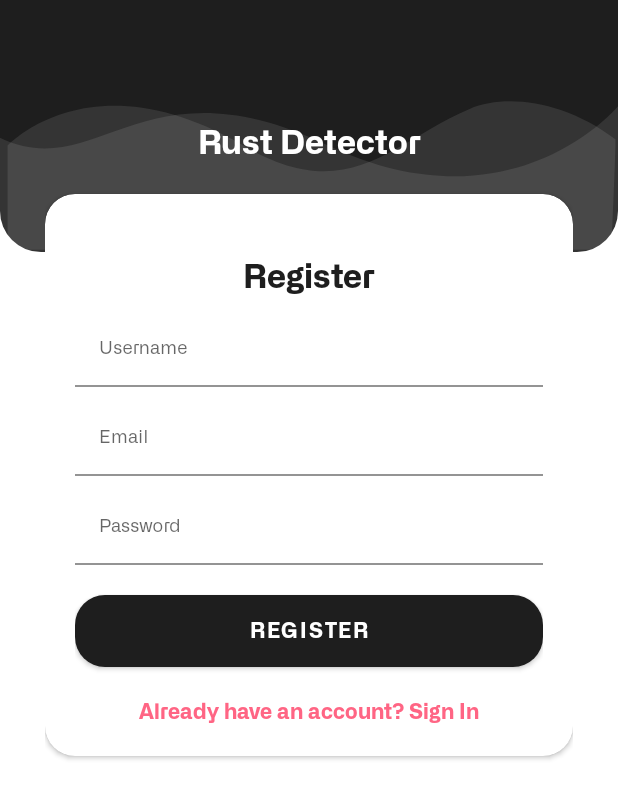
After one commit to windaangellina/RustDetector, an Android app: the RegisterActivity screen opened directly, with no data from a screen before it, on a phone screen of 412 x 824 dp. The commit adds this screen. Shown: the top 799 px of the screen. Run offline under Robolectric (Android 15) with nearby library versions, the phone set to English and light mode, and no system bars.

Commit message:
layout login register done

```diff
--- a/app/build.gradle
+++ b/app/build.gradle
@@ -77,4 +77,7 @@ dependencies {
     // When using the BoM, don't specify versions in Firebase dependencies
     implementation 'com.google.firebase:firebase-analytics-ktx'
 
+    // design support
+    implementation("androidx.cardview:cardview:1.0.0")
+
 }
--- a/app/src/main/AndroidManifest.xml
+++ b/app/src/main/AndroidManifest.xml
@@ -2,7 +2,7 @@
 <manifest xmlns:android="http://schemas.android.com/apk/res/android"
     package="com.capstone.rustdetector">
 
-    <uses-permission android:name="android.permission.INTERNET"/>
+    <uses-permission android:name="android.permission.INTERNET" />
 
     <application
         android:allowBackup="true"
@@ -11,9 +11,12 @@
         android:roundIcon="@mipmap/ic_logo"
         android:supportsRtl="true"
         android:theme="@style/Theme.RustDetector">
+        <activity android:name=".ui.auth.RegisterActivity" />
+        <activity android:name=".ui.auth.LoginActivity" />
         <activity android:name=".ui.splashscreen.SplashScreenActivity">
             <intent-filter>
                 <action android:name="android.intent.action.MAIN" />
+
                 <category android:name="android.intent.category.LAUNCHER" />
             </intent-filter>
         </activity>
--- /dev/null
+++ b/app/src/main/java/com/capstone/rustdetector/ui/auth/RegisterActivity.kt
@@ -0,0 +1,38 @@
+package com.capstone.rustdetector.ui.auth
+
+import android.content.Intent
+import androidx.appcompat.app.AppCompatActivity
+import android.os.Bundle
+import com.capstone.rustdetector.R
+import com.capstone.rustdetector.databinding.ActivityMainBinding
+import com.capstone.rustdetector.databinding.ActivityRegisterBinding
+
+class RegisterActivity : AppCompatActivity() {
+    // view binding
+    private var _binding : ActivityRegisterBinding? = null
+    private val binding get() = _binding!!
+
+    override fun onCreate(savedInstanceState: Bundle?) {
+        super.onCreate(savedInstanceState)
+
+        _binding = ActivityRegisterBinding.inflate(layoutInflater)
+        setContentView(_binding?.root)
+
+        setComponentEvents()
+    }
+
+    private fun setComponentEvents(){
+        binding.layoutRegister.textViewGoToLogin.setOnClickListener { goToLogin() }
+    }
+
+    private fun goToLogin(){
+        val loginIntent : Intent = Intent(applicationContext, LoginActivity::class.java)
+        startActivity(loginIntent)
+        finish()
+    }
+
+    override fun onDestroy() {
+        super.onDestroy()
+        _binding = null
+    }
+}
--- a/app/src/main/java/com/capstone/rustdetector/ui/splashscreen/SplashScreenActivity.kt
+++ b/app/src/main/java/com/capstone/rustdetector/ui/splashscreen/SplashScreenActivity.kt
@@ -7,6 +7,7 @@ import android.os.Handler
 import android.view.Window
 import com.capstone.rustdetector.ui.home.MainActivity
 import com.capstone.rustdetector.R
+import com.capstone.rustdetector.ui.auth.LoginActivity
 
 class SplashScreenActivity : AppCompatActivity() {
     override fun onCreate(savedInstanceState: Bundle?) {
@@ -18,7 +19,7 @@ class SplashScreenActivity : AppCompatActivity() {
 
         val handler = Handler(mainLooper)
         handler.postDelayed({
-            startActivity(Intent(applicationContext, MainActivity::class.java))
+            startActivity(Intent(applicationContext, LoginActivity::class.java))
             finish()
         }, 3000L) //3000 L = 3 detik
 
--- /dev/null
+++ b/app/src/main/res/drawable/ic_login_bk.xml
@@ -0,0 +1,17 @@
+<vector xmlns:android="http://schemas.android.com/apk/res/android"
+    android:width="425dp"
+    android:height="168dp"
+    android:viewportWidth="425.332"
+    android:viewportHeight="168.0">
+
+    <path
+        android:pathData="M425.33,70.78S352.76,155.62 225.1,96.65 67.19,123.13 0,91.84L0,166.44L425.33,166.44Z"
+        android:fillAlpha="0.1"
+        android:fillColor="#fff"
+        android:strokeAlpha="0.1"/>
+    <path
+        android:pathData="M5.22,97.18s57.02,-59.98 162.55,0c72.29,41.08 101.72,-2.45 155.4,-24.52 24.72,-10.16 64.44,-5.91 100.36,20.21 0.65,1.91 -2.77,75.13 -2.77,75.13L5.22,168Z"
+        android:fillColor="#fff"
+        android:strokeAlpha="0.1"
+        android:fillAlpha="0.1"/>
+</vector>
--- /dev/null
+++ b/app/src/main/res/drawable/login_shape_bk.xml
@@ -0,0 +1,16 @@
+<?xml version="1.0" encoding="utf-8"?>
+<shape xmlns:android="http://schemas.android.com/apk/res/android" android:shape="rectangle" >
+    <corners
+        android:bottomLeftRadius="27dp"
+        android:bottomRightRadius="27dp"
+        android:topLeftRadius="0dp"
+        android:topRightRadius="0dp"
+        />
+    <solid
+        android:color="@color/black"
+        />
+    <size
+        android:width="182dp"
+        android:height="54dp"
+        />
+</shape>
--- /dev/null
+++ b/app/src/main/res/layout/activity_register.xml
@@ -0,0 +1,59 @@
+<?xml version="1.0" encoding="utf-8"?>
+<RelativeLayout xmlns:android="http://schemas.android.com/apk/res/android"
+    xmlns:tools="http://schemas.android.com/tools"
+    android:orientation="vertical"
+    style="@style/loginParent"
+    tools:context=".ui.auth.RegisterActivity">
+
+    <ScrollView
+        style="@style/parent">
+
+        <RelativeLayout
+            style="@style/parent">
+
+            <LinearLayout
+                android:layout_width="match_parent"
+                android:layout_height="match_parent"
+                android:layout_alignParentTop="true"
+                android:weightSum="12">
+
+                <LinearLayout
+                    style="@style/parent"
+                    android:background="@drawable/login_shape_bk"
+                    android:orientation="vertical"
+                    android:layout_weight="3">
+
+                    <ImageView
+                        style="@style/parent"
+                        android:background="@drawable/ic_login_bk"
+                        android:contentDescription="@string/login_background" />
+
+                </LinearLayout>
+
+            </LinearLayout>
+
+            <LinearLayout
+                android:layout_width="match_parent"
+                android:layout_height="match_parent"
+                android:layout_alignParentTop="true"
+                android:orientation="vertical"
+                android:layout_marginTop="40dp"
+                android:layout_marginRight="30dp"
+                android:layout_marginLeft="30dp">
+
+                <TextView
+                    style="@style/headerText"
+                    android:layout_gravity="center"
+                    android:text="@string/app_name"
+                    android:layout_marginTop="40dp"/>
+
+                <include
+                    android:id="@+id/layoutRegister"
+                    layout="@layout/layout_register" />
+
+            </LinearLayout>
+        </RelativeLayout>
+
+    </ScrollView>
+
+</RelativeLayout>
--- /dev/null
+++ b/app/src/main/res/layout/layout_register.xml
@@ -0,0 +1,77 @@
+<?xml version="1.0" encoding="utf-8"?>
+<androidx.cardview.widget.CardView xmlns:android="http://schemas.android.com/apk/res/android"
+    xmlns:app="http://schemas.android.com/apk/res-auto"
+    xmlns:card_view="http://schemas.android.com/tools"
+    style="@style/loginCard"
+    app:cardCornerRadius="@dimen/loginCardRadius"
+    android:elevation="5dp"
+    android:layout_gravity="center"
+    android:layout_marginTop="@dimen/loginViewsMargin"
+    android:layout_marginBottom="@dimen/loginViewsMargin"
+    card_view:cardUseCompatPadding="true"
+    android:background="@color/white">
+
+    <LinearLayout
+        style="@style/linearParent"
+        android:layout_gravity="center"
+        android:padding="@dimen/loginViewsMargin">
+
+        <TextView
+            style="@style/headerTextPrimary"
+            android:text="Register"
+            android:layout_marginTop="@dimen/loginViewsMargin"/>
+
+        <com.google.android.material.textfield.TextInputLayout
+            style="@style/parent"
+            android:layout_marginTop="@dimen/signup_text_margin_top">
+
+            <com.google.android.material.textfield.TextInputEditText
+                android:id="@+id/editTextUsername"
+                style="@style/modifiedEditText"
+                android:inputType="text"
+                android:maxLines="1"
+                android:hint="@string/username"/>
+        </com.google.android.material.textfield.TextInputLayout>
+
+        <com.google.android.material.textfield.TextInputLayout
+            style="@style/parent"
+            android:layout_marginTop="@dimen/signup_text_margin_top">
+
+            <com.google.android.material.textfield.TextInputEditText
+                android:id="@+id/editTextEmail"
+                style="@style/modifiedEditText"
+                android:inputType="textEmailAddress"
+                android:maxLines="1"
+                android:hint="@string/email"/>
+        </com.google.android.material.textfield.TextInputLayout>
+
+        <com.google.android.material.textfield.TextInputLayout
+            style="@style/parent"
+            android:layout_marginTop="@dimen/signup_text_margin_top">
+
+            <com.google.android.material.textfield.TextInputEditText
+                android:id="@+id/editTextPassword"
+                style="@style/modifiedEditText"
+                android:hint="@string/password"
+                android:maxLines="1"
+                android:inputType="textPassword"/>
+        </com.google.android.material.textfield.TextInputLayout>
+
+        <Button
+            android:id="@+id/buttonSubmitRegister"
+            style="@style/loginButton"
+            android:layout_marginTop="20dp"
+            android:layout_gravity="center"
+            android:text="@string/register" />
+
+        <TextView
+            android:id="@+id/textViewGoToLogin"
+            style="@style/parent"
+            android:textAlignment="center"
+            android:textStyle="bold"
+            android:textColor="@color/secondaryTextColor"
+            android:text="@string/already_have_an_account_sign_in"
+            android:layout_marginTop="@dimen/loginViewsMargin"/>
+
+    </LinearLayout>
+</androidx.cardview.widget.CardView>
--- a/app/src/main/res/values/colors.xml
+++ b/app/src/main/res/values/colors.xml
@@ -6,4 +6,10 @@
     <color name="red">#ff6584</color>
     <color name="black">#1E1E1E</color>
     <color name="white">#FFFFFFFF</color>
+
+    <!--colors for modern ui-->
+    <color name="whiteTextColor">#fff</color>
+    <color name="primaryTextColor">@color/black</color>
+    <color name="secondaryTextColor">@color/red</color>
+    <color name="loginBkColor">#f0f0f0</color>
 </resources>
--- /dev/null
+++ b/app/src/main/res/values/dimens.xml
@@ -0,0 +1,11 @@
+<?xml version="1.0" encoding="utf-8"?>
+<resources>
+    <!--dimes for design 3-->
+    <dimen name="headerTextSize">22sp</dimen>
+    <dimen name="newsMoreTextSize">12sp</dimen>
+    <dimen name="loginCardRadius">20dp</dimen>
+    <dimen name="loginViewsMargin">20dp</dimen>
+
+    <dimen name="signup_text_margin_top">10dp</dimen>
+
+</resources>
--- a/app/src/main/res/values/strings.xml
+++ b/app/src/main/res/values/strings.xml
@@ -12,4 +12,17 @@
     <string name="result_image">Result Image</string>
     <string name="banner_image">Banner Image</string>
     <string name="download_result">Download Result</string>
+    <string name="enter_email">Enter email</string>
+    <string name="login">Login</string>
+    <string name="go_to_register">Don\'t have an account? Sign Up</string>
+    <string name="forgot_password">Forgot Password?</string>
+    <string name="login_background">login background</string>
+    <string name="enter_password">Enter password</string>
+    <string name="already_have_an_account_sign_in">Already have an account? Sign In</string>
+    <string name="register">Register</string>
+    <string name="mobile_number">Mobile Number</string>
+    <string name="username">Username</string>
+    <string name="email">Email</string>
+    <string name="password">Password</string>
+    <string name="enter_username_or_email">Enter username or email</string>
 </resources>
--- a/app/src/main/res/values/themes.xml
+++ b/app/src/main/res/values/themes.xml
@@ -21,4 +21,50 @@
         <item name="android:textFontWeight" tools:targetApi="p">600</item>
         <item name="android:textColor">?attr/colorPrimary</item>
     </style>
+
+    <!--designs for login and register-->
+    <style name="parent">
+        <item name="android:layout_width">match_parent</item>
+        <item name="android:layout_height">wrap_content</item>
+    </style>
+
+    <style name="loginParent" parent="parent">
+        <item name="android:layout_height">match_parent</item>
+        <item name="android:focusableInTouchMode">true</item>
+    </style>
+
+    <style name="headerText" parent="parent">
+        <item name="android:textSize">@dimen/headerTextSize</item>
+        <item name="android:textAlignment">center</item>
+        <item name="android:textColor">@color/whiteTextColor</item>
+        <item name="android:textStyle">bold</item>
+    </style>
+
+    <style name="loginCard" parent="parent" />
+
+    <style name="linearParent" parent="parent">
+        <item name="android:orientation">vertical</item>
+    </style>
+
+    <style name="headerTextPrimary" parent="headerText">
+        <item name="android:textColor">@color/primaryTextColor</item>
+    </style>
+
+    <style name="modifiedEditText" parent="parent">
+        <item name="android:textSize">@dimen/newsMoreTextSize</item>
+        <item name="android:backgroundTint">@color/white</item>
+    </style>
+
+    <style name="viewParent">
+        <item name="android:layout_width">wrap_content</item>
+        <item name="android:layout_height">wrap_content</item>
+    </style>
+
+    <style name="loginButton">
+        <item name="android:layout_width">match_parent</item>
+        <item name="android:layout_height">wrap_content</item>
+        <item name="android:background">@drawable/bg_button</item>
+        <item name="android:textColor">@color/whiteTextColor</item>
+        <item name="android:textStyle">bold</item>
+    </style>
 </resources>
```
Also changed, not shown: app/src/main/java/com/capstone/rustdetector/ui/auth/LoginActivity.kt (added, +44 -0 lines), app/src/main/res/drawable/gradient_main.xml (added, +13 -0 lines), app/src/main/res/layout/activity_login.xml (added, +60 -0 lines), app/src/main/res/layout/layout_login.xml (added, +77 -0 lines), 1 other file.
